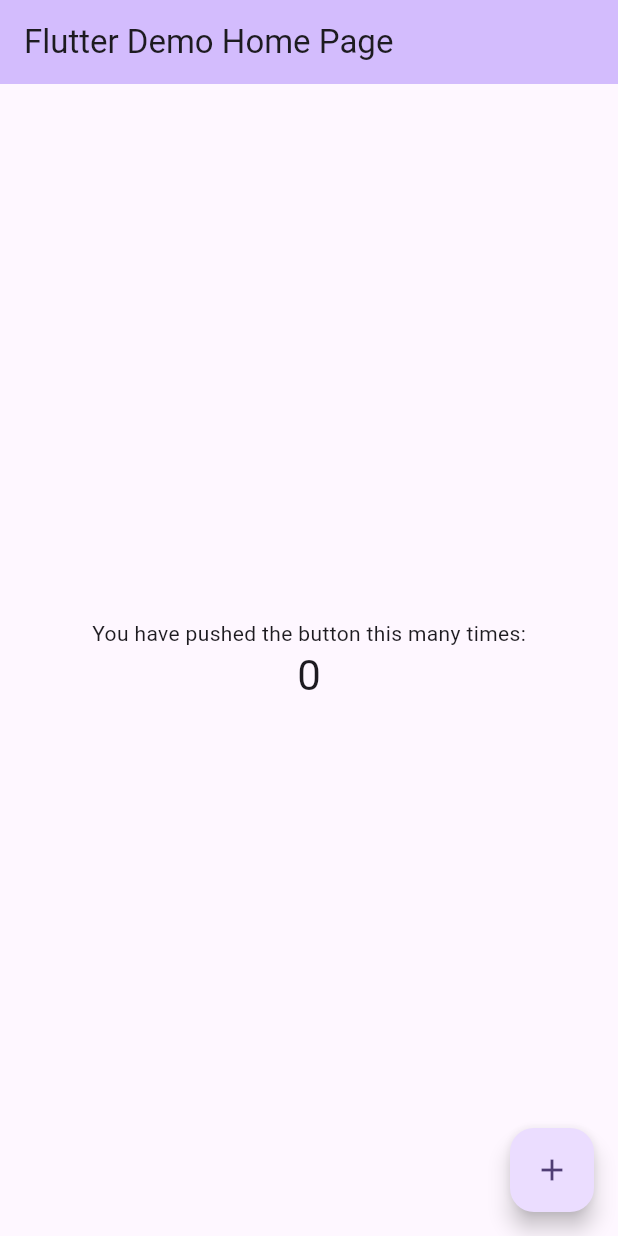
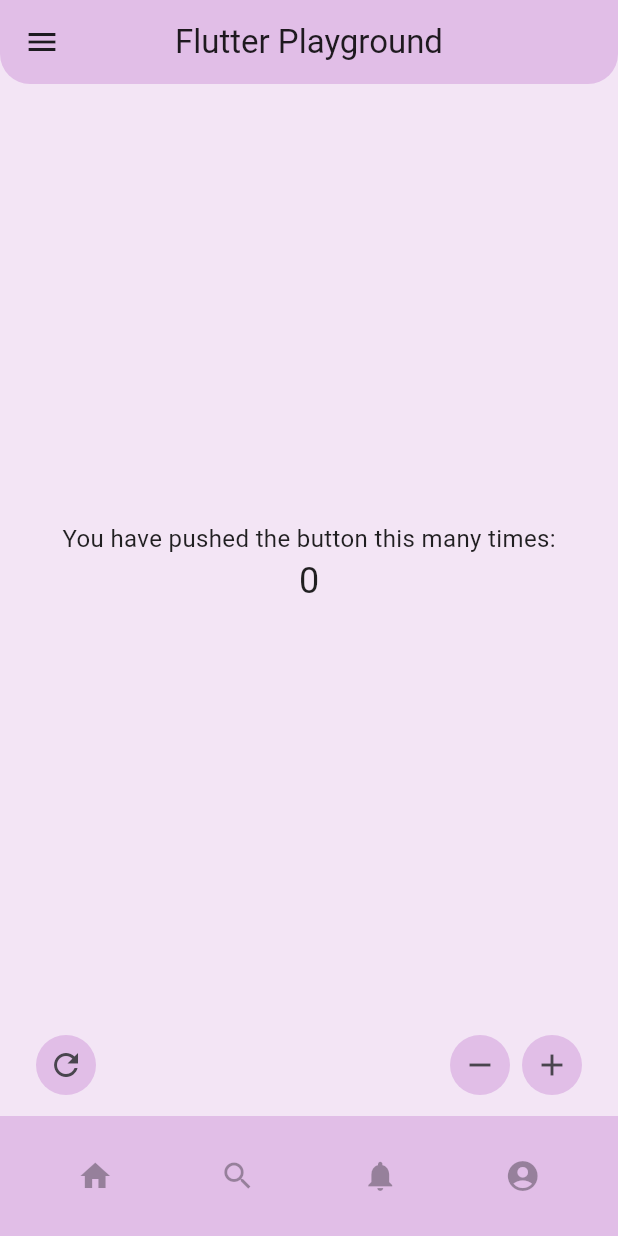
Before and after one commit to kaiqueBellmont/flutter_playground, a Flutter app: the screen it shows after launch, on a phone screen of 412 x 824 dp. Run offline on Flutter 3.47's test engine with Material 3 defaults, Android fonts, the phone set to English and light mode, and no system bars.

Commit message:
stateful

```diff
--- a/lib/main.dart
+++ b/lib/main.dart
@@ -1,4 +1,5 @@
 import 'package:flutter/material.dart';
+import 'package:flutter_playground/pages/home.dart';
 
 void main() {
   runApp(const MyApp());
@@ -7,119 +8,16 @@ void main() {
 class MyApp extends StatelessWidget {
   const MyApp({super.key});
 
-  // This widget is the root of your application.
   @override
   Widget build(BuildContext context) {
     return MaterialApp(
-      title: 'Flutter Demo',
+      debugShowCheckedModeBanner: false,
+      title: 'Flutter Playground',
       theme: ThemeData(
-        // This is the theme of your application.
-        //
-        // TRY THIS: Try running your application with "flutter run". You'll see
-        // the application has a purple toolbar. Then, without quitting the app,
-        // try changing the seedColor in the colorScheme below to Colors.green
-        // and then invoke "hot reload" (save your changes or press the "hot
-        // reload" button in a Flutter-supported IDE, or press "r" if you used
-        // the command line to start the app).
-        //
-        // Notice that the counter didn't reset back to zero; the application
-        // state is not lost during the reload. To reset the state, use hot
-        // restart instead.
-        //
-        // This works for code too, not just values: Most code changes can be
-        // tested with just a hot reload.
         colorScheme: ColorScheme.fromSeed(seedColor: Colors.deepPurple),
         useMaterial3: true,
       ),
-      home: const MyHomePage(title: 'Flutter Demo Home Page'),
+      home: const HomePage(),
     );
   }
 }
-
-class MyHomePage extends StatefulWidget {
-  const MyHomePage({super.key, required this.title});
-
-  // This widget is the home page of your application. It is stateful, meaning
-  // that it has a State object (defined below) that contains fields that affect
-  // how it looks.
-
-  // This class is the configuration for the state. It holds the values (in this
-  // case the title) provided by the parent (in this case the App widget) and
-  // used by the build method of the State. Fields in a Widget subclass are
-  // always marked "final".
-
-  final String title;
-
-  @override
-  State<MyHomePage> createState() => _MyHomePageState();
-}
-
-class _MyHomePageState extends State<MyHomePage> {
-  int _counter = 0;
-
-  void _incrementCounter() {
-    setState(() {
-      // This call to setState tells the Flutter framework that something has
-      // changed in this State, which causes it to rerun the build method below
-      // so that the display can reflect the updated values. If we changed
-      // _counter without calling setState(), then the build method would not be
-      // called again, and so nothing would appear to happen.
-      _counter++;
-    });
-  }
-
-  @override
-  Widget build(BuildContext context) {
-    // This method is rerun every time setState is called, for instance as done
-    // by the _incrementCounter method above.
-    //
-    // The Flutter framework has been optimized to make rerunning build methods
-    // fast, so that you can just rebuild anything that needs updating rather
-    // than having to individually change instances of widgets.
-    return Scaffold(
-      appBar: AppBar(
-        // TRY THIS: Try changing the color here to a specific color (to
-        // Colors.amber, perhaps?) and trigger a hot reload to see the AppBar
-        // change color while the other colors stay the same.
-        backgroundColor: Theme.of(context).colorScheme.inversePrimary,
-        // Here we take the value from the MyHomePage object that was created by
-        // the App.build method, and use it to set our appbar title.
-        title: Text(widget.title),
-      ),
-      body: Center(
-        // Center is a layout widget. It takes a single child and positions it
-        // in the middle of the parent.
-        child: Column(
-          // Column is also a layout widget. It takes a list of children and
-          // arranges them vertically. By default, it sizes itself to fit its
-          // children horizontally, and tries to be as tall as its parent.
-          //
-          // Column has various properties to control how it sizes itself and
-          // how it positions its children. Here we use mainAxisAlignment to
-          // center the children vertically; the main axis here is the vertical
-          // axis because Columns are vertical (the cross axis would be
-          // horizontal).
-          //
-          // TRY THIS: Invoke "debug painting" (choose the "Toggle Debug Paint"
-          // action in the IDE, or press "p" in the console), to see the
-          // wireframe for each widget.
-          mainAxisAlignment: MainAxisAlignment.center,
-          children: <Widget>[
-            const Text(
-              'You have pushed the button this many times:',
-            ),
-            Text(
-              '$_counter',
-              style: Theme.of(context).textTheme.headlineMedium,
-            ),
-          ],
-        ),
-      ),
-      floatingActionButton: FloatingActionButton(
-        onPressed: _incrementCounter,
-        tooltip: 'Increment',
-        child: const Icon(Icons.add),
-      ), // This trailing comma makes auto-formatting nicer for build methods.
-    );
-  }
-}
--- /dev/null
+++ b/lib/pages/home.dart
@@ -0,0 +1,154 @@
+import 'package:flutter/material.dart';
+
+class HomePage extends StatefulWidget {
+  const HomePage({super.key});
+
+  @override
+  State<HomePage> createState() => _HomePageState();
+}
+
+class _HomePageState extends State<HomePage> {
+  int _counter = 0;
+
+  void _incrementCounter() {
+    setState(() {
+      _counter++;
+    });
+  }
+
+  void _decrementCounter() {
+    setState(() {
+      _counter--;
+    });
+  }
+
+  void _resetCounter() {
+    setState(() {
+      _counter = 0;
+    });
+  }
+
+  @override
+  Widget build(BuildContext context) {
+    return Scaffold(
+      appBar: AppBar(
+        shape: const RoundedRectangleBorder(
+          borderRadius: BorderRadius.vertical(
+            bottom: Radius.circular(20),
+          ),
+        ),
+        leading: IconButton(
+          onPressed: _decrementCounter,
+          icon: const Icon(Icons.menu),
+        ),
+        backgroundColor: Colors.purple[100],
+        title: const Text(
+          'Flutter Playground',
+          style: TextStyle(
+            color: Colors.black87,
+          ),
+        ),
+        centerTitle: true,
+      ),
+      body: Column(
+          mainAxisAlignment: MainAxisAlignment.spaceBetween,
+          crossAxisAlignment: CrossAxisAlignment.center,
+          children: [
+            const SizedBox(height: 20),
+            Center(
+              child: Column(children: [
+                const Text(
+                  'You have pushed the button this many times:',
+                  style: TextStyle(
+                    color: Colors.black87,
+                    fontSize: 16,
+                    fontFamily: 'sans-serif',
+                  ),
+                ),
+                Text(
+                  '$_counter',
+                  style: const TextStyle(
+                    color: Colors.black87,
+                    fontSize: 24,
+                    fontFamily: 'sans-serif',
+                  ),
+                ),
+              ]),
+            ),
+            Padding(
+              padding: const EdgeInsets.symmetric(
+                vertical: 10,
+              ), // Espaçamento vertical em torno dos botões
+              child: Container(
+                padding: const EdgeInsets.symmetric(
+                  horizontal: 20,
+                ), // Espaçamento horizontal em torno dos botões
+                alignment: Alignment.center,
+                child: Row(
+                  mainAxisAlignment: MainAxisAlignment.spaceBetween,
+                  children: <Widget>[
+                    IconButton(
+                      onPressed: _resetCounter,
+                      icon: const Icon(Icons.refresh),
+                      style: ButtonStyle(
+                        backgroundColor: WidgetStateProperty.all<Color>(
+                          Colors.purple[100]!,
+                        ),
+                      ),
+                    ),
+                    Row(
+                      children: <Widget>[
+                        IconButton(
+                          onPressed: _decrementCounter,
+                          icon: const Icon(Icons.remove),
+                          style: ButtonStyle(
+                            backgroundColor: WidgetStateProperty.all<Color>(
+                              Colors.purple[100]!,
+                            ),
+                          ),
+                        ),
+                        IconButton(
+                          onPressed: _incrementCounter,
+                          icon: const Icon(Icons.add),
+                          style: ButtonStyle(
+                            backgroundColor: WidgetStateProperty.all<Color>(
+                              Colors.purple[100]!,
+                            ),
+                          ),
+                        ),
+                      ],
+                    ),
+                  ],
+                ),
+              ),
+            ),
+          ]),
+      bottomNavigationBar: BottomAppBar(
+        shape: const CircularNotchedRectangle(),
+        color: Colors.purple[100],
+        child: const Row(
+          mainAxisAlignment: MainAxisAlignment.spaceAround,
+          children: <Widget>[
+            IconButton(
+              onPressed: null,
+              icon: Icon(Icons.home),
+            ),
+            IconButton(
+              onPressed: null,
+              icon: Icon(Icons.search),
+            ),
+            IconButton(
+              onPressed: null,
+              icon: Icon(Icons.notifications),
+            ),
+            IconButton(
+              onPressed: null,
+              icon: Icon(Icons.account_circle),
+            ),
+          ],
+        ),
+      ),
+      backgroundColor: Colors.purple[50],
+    );
+  }
+}
```
